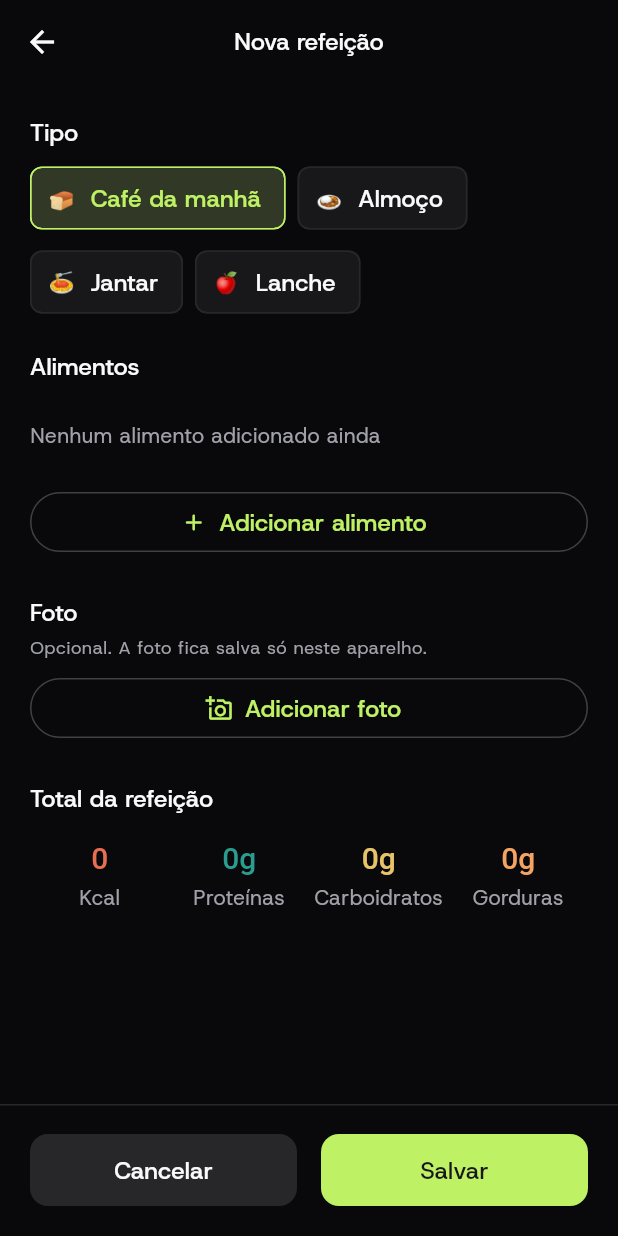
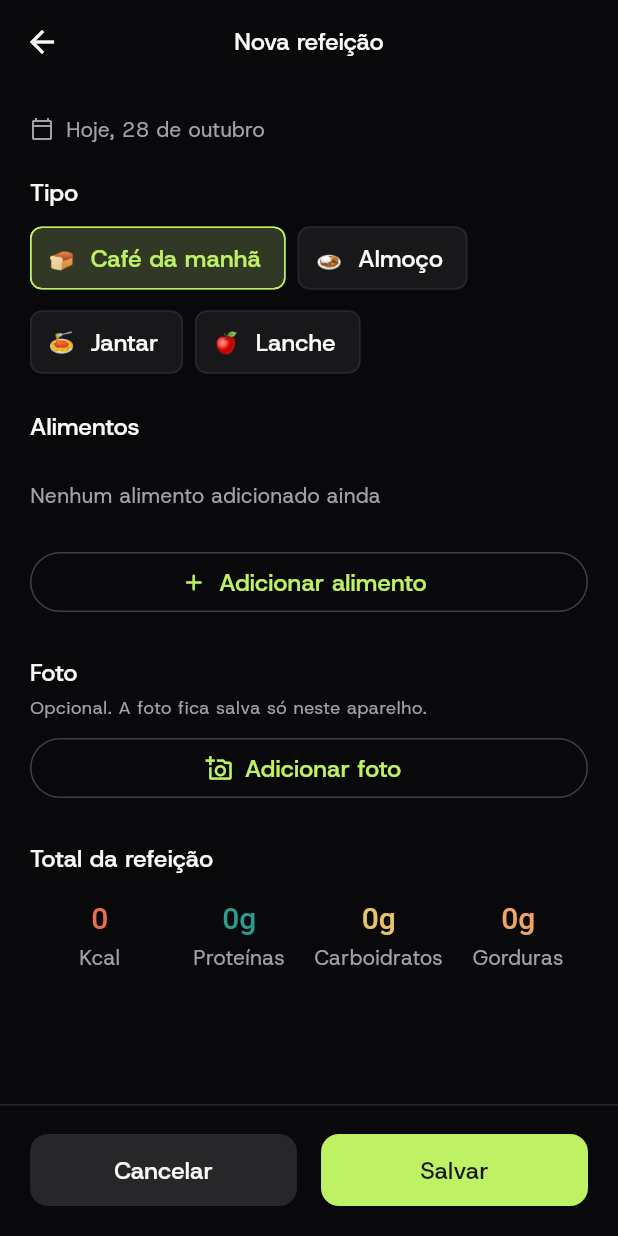
Before and after one commit to Gabrielvsiqueira/Oz_food_diary, a Flutter app: the MealFormPage screen opened by its route, on a phone screen of 412 x 824 dp. Run offline on Flutter 3.47's test engine with Material 3 defaults, Android fonts, the phone set to English and light mode, and no system bars; our stand-ins replace connectivity_plus, drift, drift_flutter, fl_chart, flutter_secure_storage, google_sign_in and 2 more; missing offline and left inert: mobile_scanner; accounts and stored records are empty; generated files the repository leaves out were written again.

Commit message:
fix(meal): register new meals on the day selected on Home

```diff
--- a/lib/pages/meal/meal_form_page.dart
+++ b/lib/pages/meal/meal_form_page.dart
@@ -7,6 +7,7 @@ import '../../configs/constants/app_constants.dart';
 import '../../configs/strings/string_extensions.dart';
 import '../../configs/routes/app_routes.dart';
 import '../../configs/theme/app_colors.dart';
+import '../../controllers/daily_log_controller.dart';
 import '../../controllers/meal_controller.dart';
 import '../../models/enums/meal_type.dart';
 import '../../models/meal.dart';
@@ -182,6 +183,26 @@ class _MealFormPageState extends State<MealFormPage> {
       body: ListView(
         padding: const EdgeInsets.all(AppConstants.spacingLg),
         children: [
+          Row(
+            children: [
+              const Icon(
+                Icons.calendar_today_outlined,
+                size: 16,
+                color: AppColors.onSurfaceSecondary,
+              ),
+              const SizedBox(width: AppConstants.spacingSm),
+              Text(
+                formatDayTitle(
+                  widget.meal?.createdAt ??
+                      context.read<DailyLogController>().selectedDate,
+                ),
+                style: textTheme.bodyMedium?.copyWith(
+                  color: AppColors.onSurfaceSecondary,
+                ),
+              ),
+            ],
+          ),
+          const SizedBox(height: AppConstants.spacingLg),
           Text(AppStrings.mealTypeLabel, style: textTheme.labelLarge),
           const SizedBox(height: AppConstants.spacingSm),
           Wrap(
```
Also changed, not shown: lib/controllers/meal_controller.dart (+11 -3 lines), 1 other file.
